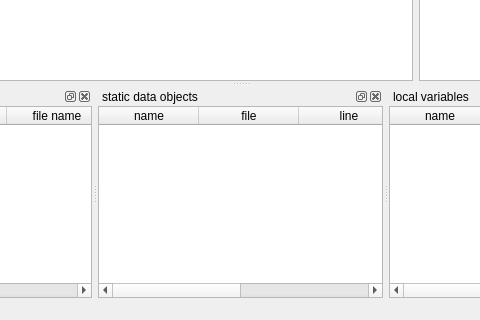
First picture: the form in mainwindow.ui, repository stoyan-shopov/troll, before the edit; both pictures show x 194 to 674 and y 334 to 654 of the 869 by 654 pixel window.
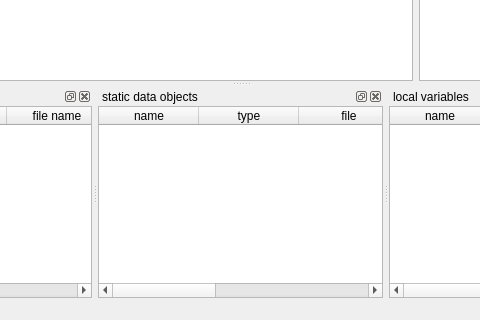
Second picture: the form after the edit.

Commit message: enhancements; added simple code for debugger frontend profiling

```diff
--- a/mainwindow.ui
+++ b/mainwindow.ui
@@ -230,6 +230,11 @@
          <string>name</string>
         </property>
        </column>
+       <column>
+        <property name="text">
+         <string>type</string>
+        </property>
+       </column>
        <column>
         <property name="text">
          <string>file</string>
```
The commit also changes 2 other files.
